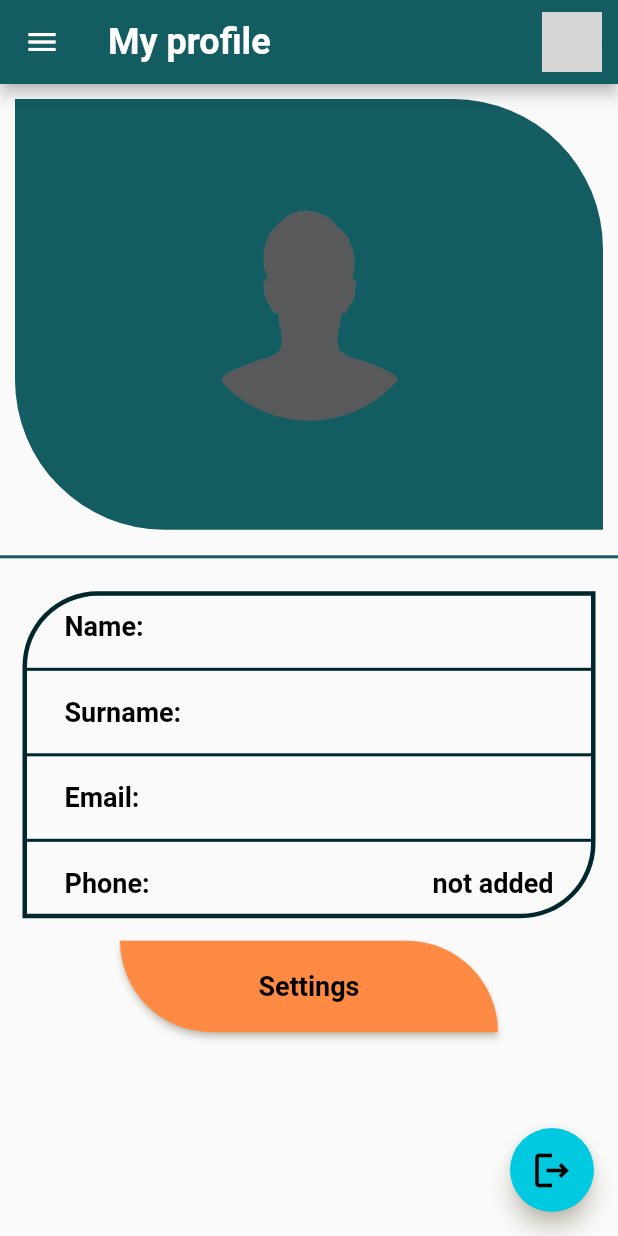
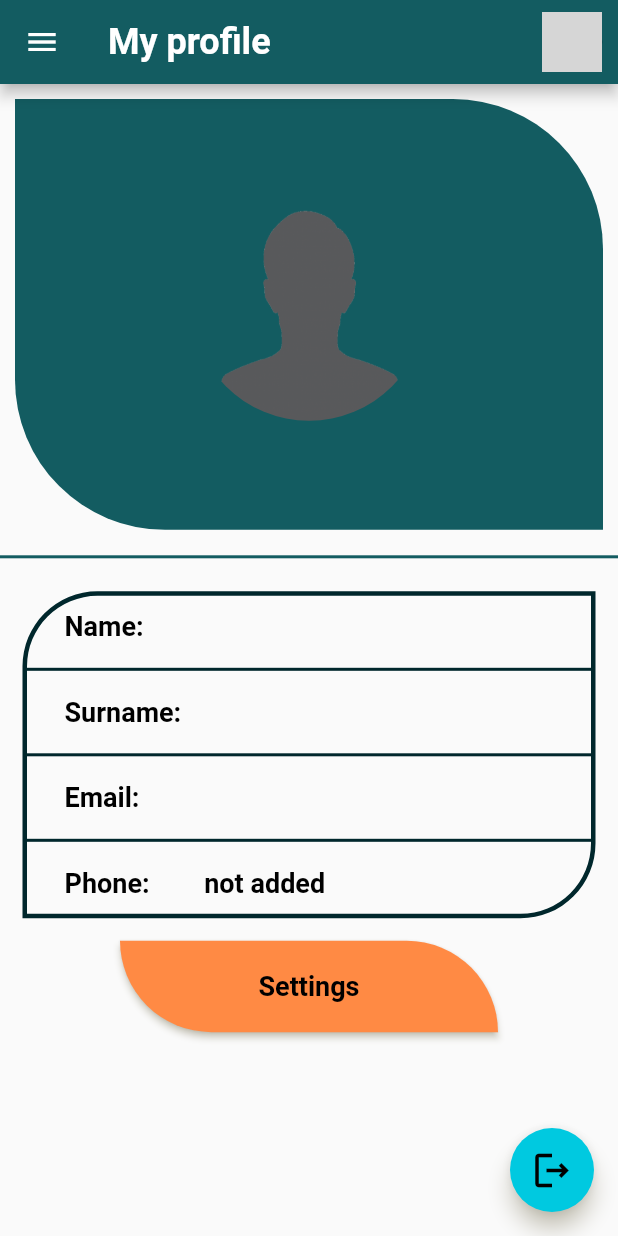
Before and after one commit to AIR-FOI-HR/AIR2101_FOAQ_TEAM_ZERO, a Flutter app: the MyProfileScreen screen opened by its route, on a phone screen of 412 x 824 dp. Run offline on Flutter 3.47's test engine with Material 2 defaults, Android fonts, the phone set to English and light mode, and no system bars; our stand-ins replace cloud_firestore, email_validator, firebase_auth, firebase_core, grouped_list; missing offline and left inert: dropdownfield; accounts and stored records are empty; network calls fail; grey boxes are pictures that could not be loaded.

Commit message:
Added expanded so text can get overflowed

```diff
--- a/lib/widgets/my_profile/my_profile_atributs.dart
+++ b/lib/widgets/my_profile/my_profile_atributs.dart
@@ -10,6 +10,7 @@ class MyProfileAtributs extends StatelessWidget {
     return Text(
       title,
       style: Theme.of(context).textTheme.headline5,
+      overflow: TextOverflow.clip,
     );
   }
 
@@ -19,9 +20,16 @@ class MyProfileAtributs extends StatelessWidget {
       padding: const EdgeInsets.symmetric(horizontal: 25, vertical: 10),
       child: Row(
         mainAxisAlignment: MainAxisAlignment.spaceBetween,
+        crossAxisAlignment: CrossAxisAlignment.start,
         children: [
-          textStyle(context, title),
-          textStyle(context, userData),
+          Expanded(
+            child: textStyle(context, title),
+            flex: 2,
+          ),
+          Expanded(
+            child: textStyle(context, userData),
+            flex: 5,
+          ),
         ],
       ),
     );
```
